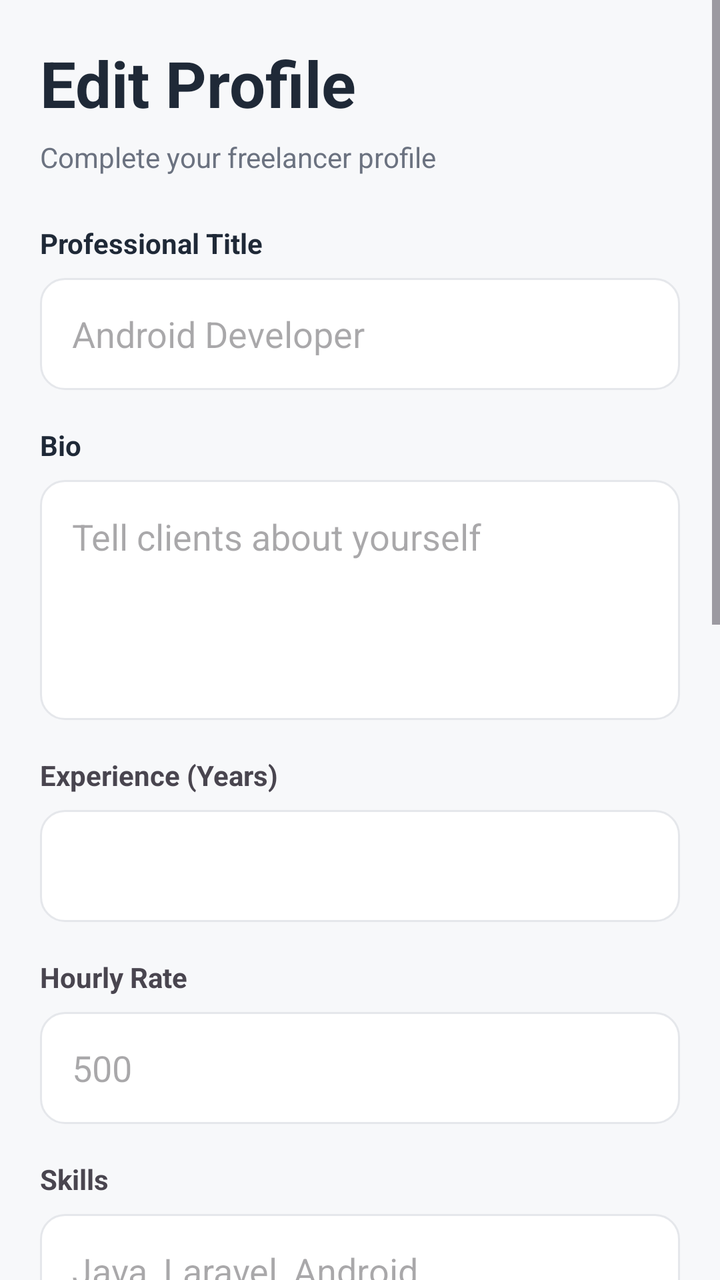
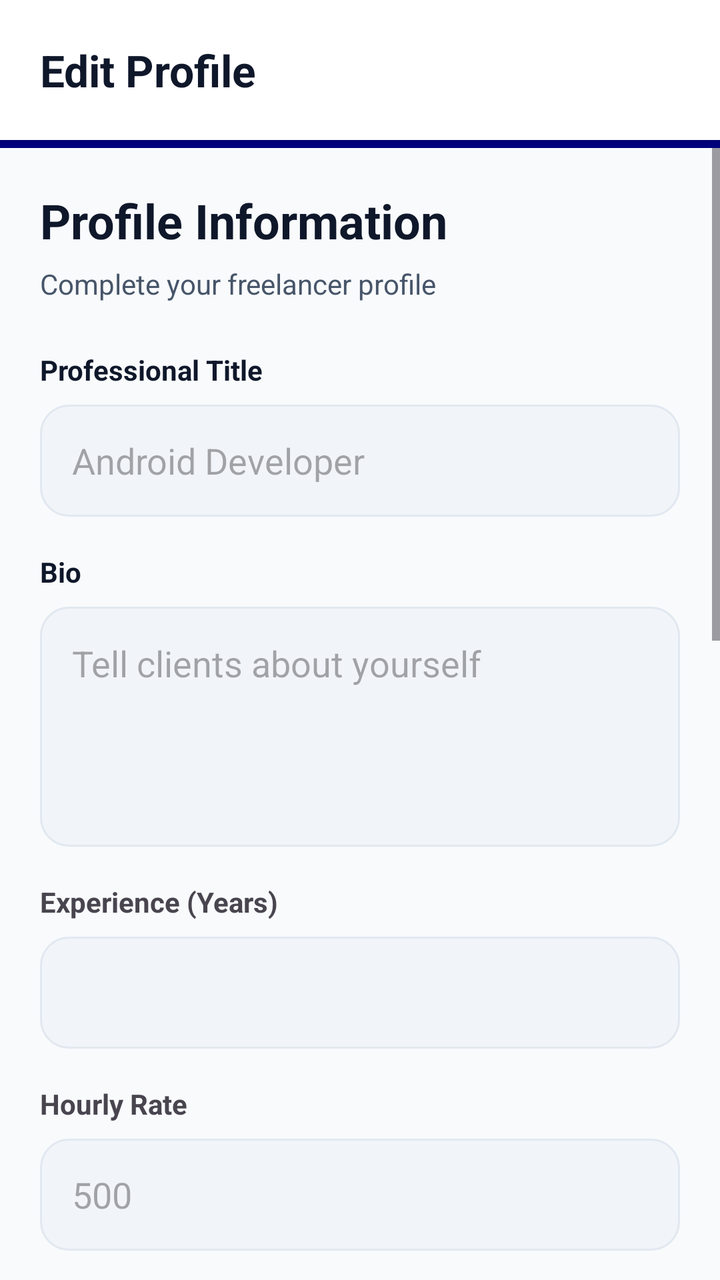

Before-and-after screenshots of an Android layout around one commit, followed by the original layout XML and the change that was made.
<!-- AndroidManifest.xml: application theme Theme.MiniJobHunt -->
<!-- res/layout/fragment_free_lancer_profile_edit.xml -->
<?xml version="1.0" encoding="utf-8"?>
<ScrollView
    xmlns:android="http://schemas.android.com/apk/res/android"
    android:layout_width="match_parent"
    android:layout_height="match_parent"
    android:fillViewport="true"
    android:background="@color/background">

    <LinearLayout
        android:layout_width="match_parent"
        android:layout_height="wrap_content"
        android:orientation="vertical"
        android:padding="20dp">

        

        <TextView
            android:layout_width="wrap_content"
            android:layout_height="wrap_content"
            android:text="Edit Profile"
            android:textSize="32sp"
            android:textStyle="bold"
            android:textColor="@color/text_primary"/>

        <TextView
            android:layout_width="wrap_content"
            android:layout_height="wrap_content"
            android:layout_marginTop="6dp"
            android:text="Complete your freelancer profile"
            android:textColor="@color/text_secondary"/>

        

        <TextView
            android:layout_width="wrap_content"
            android:layout_height="wrap_content"
            android:layout_marginTop="24dp"
            android:text="Professional Title"
            android:textStyle="bold"
            android:textColor="@color/text_primary"/>

        <EditText
            android:id="@+id/etTitle"
            android:layout_width="match_parent"
            android:layout_height="56dp"
            android:layout_marginTop="8dp"
            android:background="@drawable/bg_input"
            android:hint="Android Developer"
            android:paddingHorizontal="16dp"/>

        

        <TextView
            android:layout_width="wrap_content"
            android:layout_height="wrap_content"
            android:layout_marginTop="18dp"
            android:text="Bio"
            android:textStyle="bold"
            android:textColor="@color/text_primary"/>

        <EditText
            android:id="@+id/etBio"
            android:layout_width="match_parent"
            android:layout_height="120dp"
            android:layout_marginTop="8dp"
            android:background="@drawable/bg_input"
            android:gravity="top"
            android:hint="Tell clients about yourself"
            android:padding="16dp"/>

        

        <TextView
            android:layout_width="wrap_content"
            android:layout_height="wrap_content"
            android:layout_marginTop="18dp"
            android:text="Experience (Years)"
            android:textStyle="bold"/>

        <EditText
            android:id="@+id/etExperience"
            android:layout_width="match_parent"
            android:layout_height="56dp"
            android:layout_marginTop="8dp"
            android:background="@drawable/bg_input"
            android:inputType="number"
            android:paddingHorizontal="16dp"/>

        

        <TextView
            android:layout_width="wrap_content"
            android:layout_height="wrap_content"
            android:layout_marginTop="18dp"
            android:text="Hourly Rate"
            android:textStyle="bold"/>

        <EditText
            android:id="@+id/etRate"
            android:layout_width="match_parent"
            android:layout_height="56dp"
            android:layout_marginTop="8dp"
            android:background="@drawable/bg_input"
            android:hint="500"
            android:inputType="numberDecimal"
            android:paddingHorizontal="16dp"/>

        

        <TextView
            android:layout_width="wrap_content"
            android:layout_height="wrap_content"
            android:layout_marginTop="18dp"
            android:text="Skills"
            android:textStyle="bold"/>

        <EditText
            android:id="@+id/etSkills"
            android:layout_width="match_parent"
            android:layout_height="80dp"
            android:layout_marginTop="8dp"
            android:background="@drawable/bg_input"
            android:gravity="top"
            android:hint="Java, Laravel, Android"
            android:padding="16dp"/>

        

        <TextView
            android:layout_width="wrap_content"
            android:layout_height="wrap_content"
            android:layout_marginTop="18dp"
            android:text="Location"
            android:textStyle="bold"/>

        <EditText
            android:id="@+id/etLocation"
            android:layout_width="match_parent"
            android:layout_height="56dp"
            android:layout_marginTop="8dp"
            android:background="@drawable/bg_input"
            android:hint="Pokhara"
            android:paddingHorizontal="16dp"/>

        

        <TextView
            android:layout_width="wrap_content"
            android:layout_height="wrap_content"
            android:layout_marginTop="18dp"
            android:text="Categories"
            android:textStyle="bold"
            android:textColor="@color/text_primary"/>

        <TextView
            android:id="@+id/txtSelectedCategories"
            android:layout_width="match_parent"
            android:layout_height="wrap_content"
            android:layout_marginTop="8dp"
            android:background="@drawable/bg_input"
            android:padding="16dp"
            android:text="Select Categories"
            android:textColor="@color/text_secondary"
            android:clickable="true"
            android:focusable="true"/>

        

        <TextView
            android:layout_width="wrap_content"
            android:layout_height="wrap_content"
            android:layout_marginTop="18dp"
            android:text="Availability"
            android:textStyle="bold"/>

        <Spinner
            android:id="@+id/spAvailability"
            android:layout_width="match_parent"
            android:layout_height="56dp"
            android:layout_marginTop="8dp"/>

        

        <TextView
            android:layout_width="wrap_content"
            android:layout_height="wrap_content"
            android:layout_marginTop="18dp"
            android:text="Portfolio URL"
            android:textStyle="bold"/>

        <EditText
            android:id="@+id/etPortfolio"
            android:layout_width="match_parent"
            android:layout_height="56dp"
            android:layout_marginTop="8dp"
            android:background="@drawable/bg_input"
            android:hint="https://"
            android:inputType="textUri"
            android:paddingHorizontal="16dp"/>

        

        <Button
            android:id="@+id/btnSaveProfile"
            android:layout_width="match_parent"
            android:layout_height="56dp"
            android:layout_marginTop="30dp"
            android:text="Save Profile"
            android:textAllCaps="false"
            android:textStyle="bold"
            android:textColor="@color/text_on_primary"
            android:backgroundTint="@color/primary"/>

        <Space
            android:layout_width="match_parent"
            android:layout_height="120dp"/>

    </LinearLayout>

</ScrollView>
<!-- resources referenced by this layout -->
<resources>
  <color name="background">#FFF7F8FA</color>
  <color name="primary">#FF14A800</color>
  <color name="text_on_primary">#FFFFFFFF</color>
  <color name="text_primary">#FF1F2937</color>
  <color name="text_secondary">#FF6B7280</color>
  <!-- drawable bg_input (drawable) -->
  <?xml version="1.0" encoding="utf-8"?>
  <shape xmlns:android="http://schemas.android.com/apk/res/android">
  
      <solid android:color="@color/surface"/>
  
      <stroke
          android:width="1dp"
          android:color="@color/divider"/>
  
      <corners android:radius="12dp"/>
  
  </shape>
  <style name="Theme.MiniJobHunt" parent="Base.Theme.MiniJobHunt" />
  <color name="surface">#FFFFFFFF</color>
  <color name="divider">#FFE5E7EB</color>
  <style name="Base.Theme.MiniJobHunt" parent="Theme.Material3.DayNight.NoActionBar">
          
          
      </style>
</resources>

<!-- the commit's change to res/layout/fragment_free_lancer_profile_edit.xml (unified diff, before → after) -->
@@ -1,26 +1,60 @@
 <?xml version="1.0" encoding="utf-8"?>
-<ScrollView
-    xmlns:android="http://schemas.android.com/apk/res/android"
+<LinearLayout xmlns:android="http://schemas.android.com/apk/res/android"
+    xmlns:app="http://schemas.android.com/apk/res-auto"
     android:layout_width="match_parent"
     android:layout_height="match_parent"
-    android:fillViewport="true"
+    android:orientation="vertical"
     android:background="@color/background">
 
+    
     <LinearLayout
         android:layout_width="match_parent"
         android:layout_height="wrap_content"
-        android:orientation="vertical"
-        android:padding="20dp">
-
-        
-
-        <TextView
-            android:layout_width="wrap_content"
-            android:layout_height="wrap_content"
-            android:text="Edit Profile"
-            android:textSize="32sp"
-            android:textStyle="bold"
-            android:textColor="@color/text_primary"/>
+        android:orientation="vertical">
+
+        <RelativeLayout
+            android:layout_width="match_parent"
+            android:layout_height="70dp"
+            android:background="@color/surface"
+            android:elevation="4dp"
+            android:paddingHorizontal="20dp">
+
+            <TextView
+                android:layout_width="wrap_content"
+                android:layout_height="wrap_content"
+                android:layout_centerVertical="true"
+                android:text="Edit Profile"
+                android:textColor="@color/text_primary"
+                android:textSize="22sp"
+                android:textStyle="bold" />
+
+        </RelativeLayout>
+
+        <View
+            android:layout_width="match_parent"
+            android:layout_height="4dp"
+            android:background="@color/primary" />
+    </LinearLayout>
+
+    <ScrollView
+        android:layout_width="match_parent"
+        android:layout_height="match_parent"
+        android:fillViewport="true">
+
+        <LinearLayout
+            android:layout_width="match_parent"
+            android:layout_height="wrap_content"
+            android:orientation="vertical"
+            android:padding="20dp">
+
+            
+            <TextView
+                android:layout_width="wrap_content"
+                android:layout_height="wrap_content"
+                android:text="Profile Information"
+                android:textSize="24sp"
+                android:textStyle="bold"
+                android:textColor="@color/text_primary"/>
 
         <TextView
             android:layout_width="wrap_content"
@@ -218,3 +252,4 @@
     </LinearLayout>
 
 </ScrollView>
+</LinearLayout>
<!-- resource entries referenced after the edit -->
@@ -1,29 +1,64 @@
 <!-- resources referenced by this layout -->
 <resources>
-  <color name="background">#FFF7F8FA</color>
-  <color name="primary">#FF14A800</color>
-  <color name="text_on_primary">#FFFFFFFF</color>
-  <color name="text_primary">#FF1F2937</color>
-  <color name="text_secondary">#FF6B7280</color>
+  <color name="background">#F8FAFC</color>
+  <color name="primary">#000080</color>
+  <color name="text_on_primary">#FFFFFF</color>
+  <color name="text_primary">#0F172A</color>
+  <color name="text_secondary">#475569</color>
   <!-- drawable bg_input (drawable) -->
   <?xml version="1.0" encoding="utf-8"?>
-  <shape xmlns:android="http://schemas.android.com/apk/res/android">
+  <ripple xmlns:android="http://schemas.android.com/apk/res/android"
+      android:color="@color/primary_light">
+      <item>
+          <shape android:shape="rectangle">
+              <solid android:color="@color/surface_variant" />
+              <corners android:radius="14dp" />
+              <stroke
+                  android:width="1dp"
+                  android:color="@color/divider" />
+          </shape>
+      </item>
+  </ripple>
+  <style name="Theme.MiniJobHunt" parent="Base.Theme.MiniJobHunt" />
+  <color name="primary_light">#E6E6FF</color>
+  <color name="surface_variant">#F1F5F9</color>
+  <color name="surface">#FFFFFF</color>
+  <color name="divider">#E2E8F0</color>
+  <style name="Base.Theme.MiniJobHunt" parent="Theme.Material3.DayNight.NoActionBar">
+          <item name="colorPrimary">@color/primary</item>
+          <item name="colorOnPrimary">@color/white</item>
+          <item name="colorPrimaryContainer">@color/primary_light</item>
+          <item name="colorOnPrimaryContainer">@color/primary_dark</item>
   
-      <solid android:color="@color/surface"/>
+          <item name="colorSecondary">@color/info</item>
+          <item name="colorOnSecondary">@color/white</item>
   
-      <stroke
-          android:width="1dp"
-          android:color="@color/divider"/>
+          <item name="android:windowBackground">@color/background</item>
+          <item name="android:statusBarColor">@color/background</item>
+          <item name="android:windowLightStatusBar">true</item>
   
-      <corners android:radius="12dp"/>
-  
-  </shape>
-  <style name="Theme.MiniJobHunt" parent="Base.Theme.MiniJobHunt" />
-  <color name="surface">#FFFFFFFF</color>
-  <color name="divider">#FFE5E7EB</color>
-  <style name="Base.Theme.MiniJobHunt" parent="Theme.Material3.DayNight.NoActionBar">
           
-          
+          <item name="textAppearanceHeadlineLarge">@style/AppText.HeadlineLarge</item>
+          <item name="textAppearanceTitleMedium">@style/AppText.TitleMedium</item>
+          <item name="textAppearanceBodyLarge">@style/AppText.BodyLarge</item>
+      </style>
+  <color name="white">#FFFFFF</color>
+  <color name="primary_dark">#000066</color>
+  <color name="info">#000080</color>
+  <style name="AppText.HeadlineLarge">
+          <item name="android:textSize">30sp</item>
+          <item name="android:textStyle">bold</item>
+          <item name="android:textColor">@color/text_primary</item>
+          <item name="android:letterSpacing">-0.02</item>
+      </style>
+  <style name="AppText.TitleMedium">
+          <item name="android:textSize">18sp</item>
+          <item name="android:textStyle">bold</item>
+          <item name="android:textColor">@color/text_primary</item>
+      </style>
+  <style name="AppText.BodyLarge">
+          <item name="android:textSize">16sp</item>
+          <item name="android:textColor">@color/text_secondary</item>
       </style>
 </resources>
 
